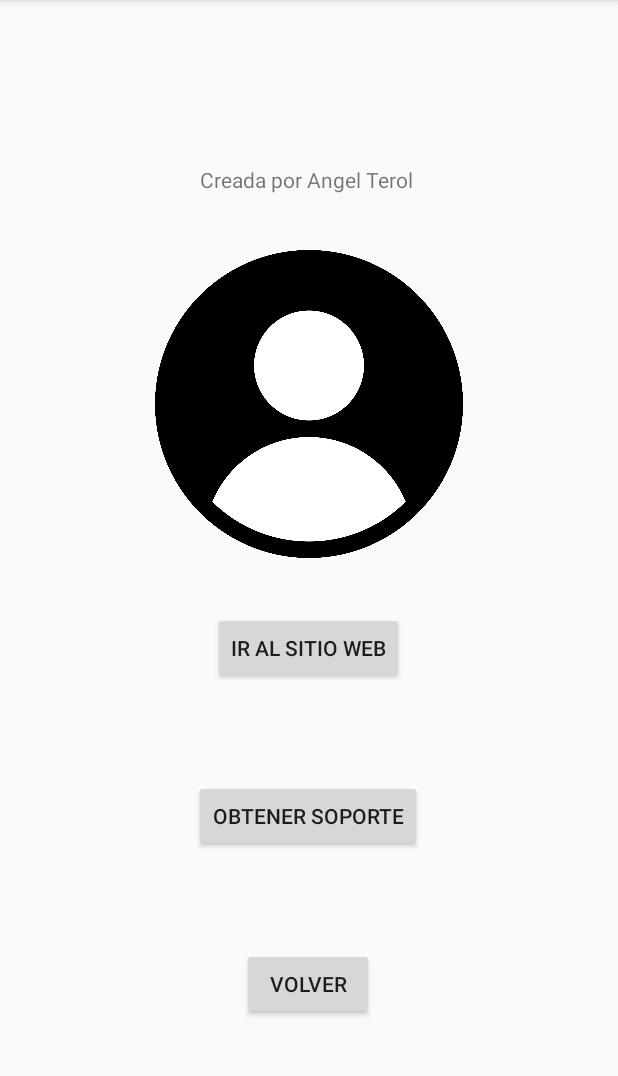
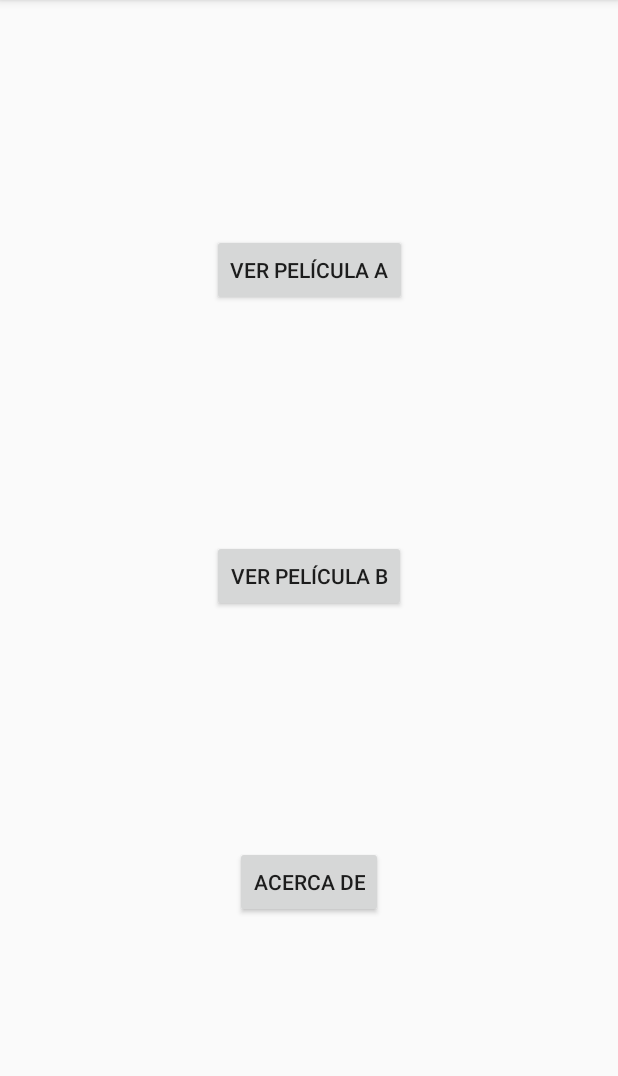
Before and after one commit to Egenad/Filmoteca, an Android app: the screen it shows after launch (AboutActivity before the commit, FilmListActivity after it), on a phone screen of 412 x 824 dp, the part 84-1160 px from its top. Run offline under Robolectric (Android 15) with nearby library versions, the phone set to English and light mode, and no system bars.

```diff
--- /dev/null
+++ b/app/src/main/java/es/ua/eps/filmoteca/FilmListActivity.kt
@@ -0,0 +1,30 @@
+package es.ua.eps.filmoteca
+
+import android.content.Intent
+import androidx.appcompat.app.AppCompatActivity
+import android.os.Bundle
+import es.ua.eps.filmoteca.databinding.ActivityFilmListBinding
+
+class FilmListActivity : AppCompatActivity() {
+
+    private lateinit var binding : ActivityFilmListBinding
+    override fun onCreate(savedInstanceState: Bundle?) {
+        super.onCreate(savedInstanceState)
+        setContentView(R.layout.activity_film_list)
+
+        binding = ActivityFilmListBinding.inflate(layoutInflater)
+        setContentView(binding.root)
+
+        binding.filmA.setOnClickListener {
+            startActivity(Intent(this@FilmListActivity, FilmDataActivity::class.java))
+        }
+
+        binding.filmB.setOnClickListener {
+            startActivity(Intent(this@FilmListActivity, FilmDataActivity::class.java))
+        }
+
+        binding.about.setOnClickListener {
+            startActivity(Intent(this@FilmListActivity, AboutActivity::class.java))
+        }
+    }
+}
--- /dev/null
+++ b/app/src/main/res/layout/activity_film_list.xml
@@ -0,0 +1,42 @@
+<?xml version="1.0" encoding="utf-8"?>
+<androidx.constraintlayout.widget.ConstraintLayout xmlns:android="http://schemas.android.com/apk/res/android"
+    xmlns:app="http://schemas.android.com/apk/res-auto"
+    xmlns:tools="http://schemas.android.com/tools"
+    android:layout_width="match_parent"
+    android:layout_height="match_parent"
+    tools:context=".FilmListActivity">
+
+    <Button
+        android:id="@+id/film_a"
+        android:layout_width="wrap_content"
+        android:layout_height="wrap_content"
+        android:text="@string/film_a"
+        app:layout_constraintBottom_toTopOf="@+id/film_b"
+        app:layout_constraintEnd_toEndOf="parent"
+        app:layout_constraintHorizontal_bias="0.5"
+        app:layout_constraintStart_toStartOf="parent"
+        app:layout_constraintTop_toTopOf="parent" />
+
+    <Button
+        android:id="@+id/about"
+        android:layout_width="wrap_content"
+        android:layout_height="wrap_content"
+        android:text="@string/about"
+        app:layout_constraintBottom_toBottomOf="parent"
+        app:layout_constraintEnd_toEndOf="parent"
+        app:layout_constraintHorizontal_bias="0.5"
+        app:layout_constraintStart_toStartOf="parent"
+        app:layout_constraintTop_toBottomOf="@+id/film_b" />
+
+    <Button
+        android:id="@+id/film_b"
+        android:layout_width="wrap_content"
+        android:layout_height="wrap_content"
+        android:text="@string/film_b"
+        app:layout_constraintBottom_toTopOf="@+id/about"
+        app:layout_constraintEnd_toEndOf="parent"
+        app:layout_constraintHorizontal_bias="0.5"
+        app:layout_constraintStart_toStartOf="parent"
+        app:layout_constraintTop_toBottomOf="@+id/film_a" />
+
+</androidx.constraintlayout.widget.ConstraintLayout>
--- a/app/src/main/res/values/strings.xml
+++ b/app/src/main/res/values/strings.xml
@@ -5,4 +5,16 @@
     <string name="to_webpage">Ir al sitio web</string>
     <string name="support">Obtener soporte</string>
     <string name="back">Volver</string>
+    <string name="film_a">Ver película A</string>
+    <string name="film_b">Ver película B</string>
+    <string name="about">Acerca de</string>
+    <string name="film_data">Datos de la película</string>
+    <string name="film_related">Ver película relacionada</string>
+    <string name="film_edit">Editar película</string>
+    <string name="film_return">Volver a la principal</string>
+    <string name="film_editing">Editando película</string>
+    <string name="film_save">Guardar</string>
+    <string name="film_cancel">Cancelar</string>
+    <string name="email_to" translatable="false">jtm37@alu.ua.es</string>
+    <string name="webPage" translatable="false">https://egenad.github.io/</string>
 </resources>
```
Also changed, not shown: app/src/main/AndroidManifest.xml (+25 -5 lines), app/src/main/java/es/ua/eps/filmoteca/AboutActivity.kt (+17 -3 lines), app/src/main/java/es/ua/eps/filmoteca/FilmDataActivity.kt (added, +32 -0 lines), app/src/main/java/es/ua/eps/filmoteca/FilmEditActivity.kt (added, +22 -0 lines), app/src/main/res/layout/activity_film_data.xml (added, +52 -0 lines), app/src/main/res/layout/activity_film_edit.xml (added, +52 -0 lines), 1 other file.
